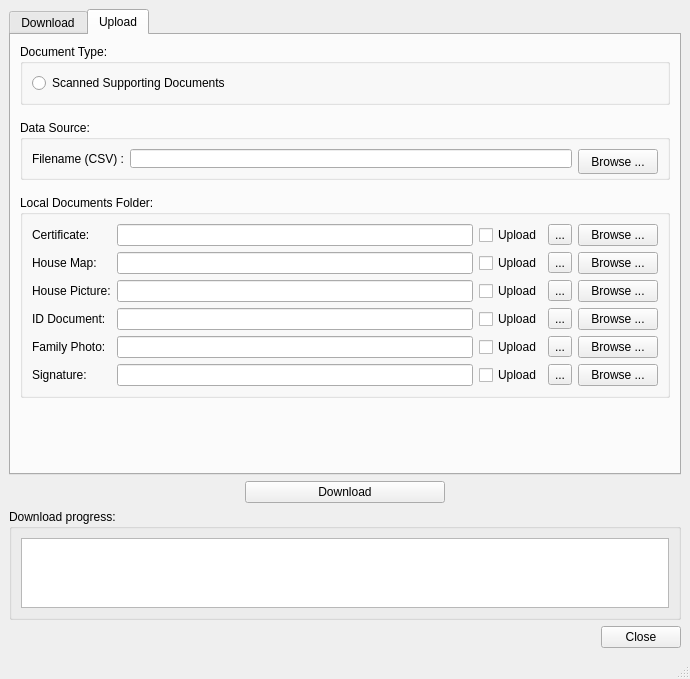
Old version of the form ui/ui_document_downloader_win.ui in the repository gltn/stdm.
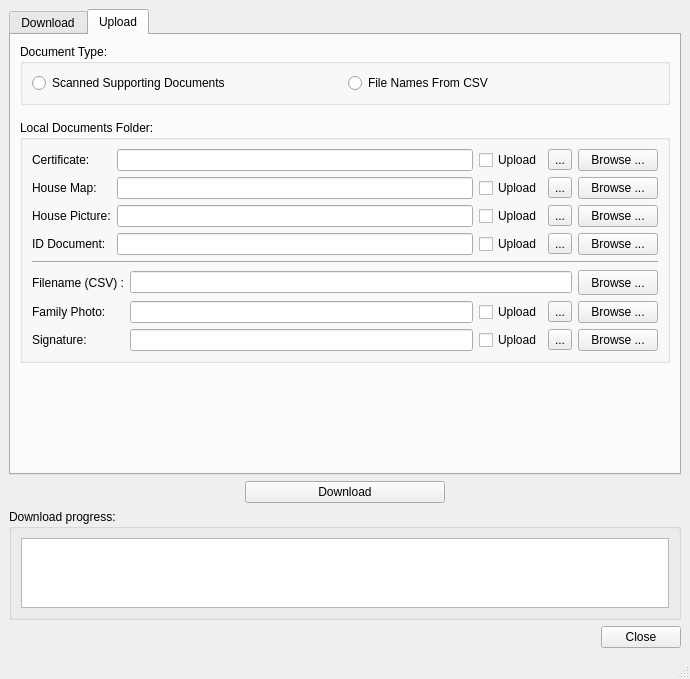
New version of the form.

Commit message: UI refactoring for uploading scanned documents.

The edit to the form file:
```diff
--- a/ui/ui_document_downloader_win.ui
+++ b/ui/ui_document_downloader_win.ui
@@ -335,47 +335,12 @@
              </property>
             </widget>
            </item>
-          </layout>
-         </widget>
-        </item>
-        <item>
-         <widget class="QGroupBox" name="groupBox_3">
-          <property name="minimumSize">
-           <size>
-            <width>0</width>
-            <height>60</height>
-           </size>
-          </property>
-          <property name="title">
-           <string>Data Source:</string>
-          </property>
-          <layout class="QHBoxLayout" name="horizontalLayout_7">
            <item>
-            <layout class="QHBoxLayout" name="horizontalLayout_6">
-             <item>
-              <widget class="QLabel" name="label_16">
-               <property name="text">
-                <string>Filename (CSV) :</string>
-               </property>
-              </widget>
-             </item>
-             <item>
-              <widget class="QLineEdit" name="edtUploadFile"/>
-             </item>
-             <item>
-              <widget class="QPushButton" name="btnUploadFile">
-               <property name="minimumSize">
-                <size>
-                 <width>0</width>
-                 <height>25</height>
-                </size>
-               </property>
-               <property name="text">
-                <string>Browse ...</string>
-               </property>
-              </widget>
-             </item>
-            </layout>
+            <widget class="QRadioButton" name="rbCSV">
+             <property name="text">
+              <string>File Names From CSV</string>
+             </property>
+            </widget>
            </item>
           </layout>
          </widget>
@@ -386,6 +351,9 @@
            <string>Local Documents Folder:</string>
           </property>
           <layout class="QVBoxLayout" name="verticalLayout_5">
+           <property name="spacing">
+            <number>6</number>
+           </property>
            <item>
             <layout class="QGridLayout" name="gridLayout">
              <item row="0" column="3">
@@ -512,68 +480,102 @@
                </property>
               </widget>
              </item>
-             <item row="4" column="0">
-              <widget class="QLabel" name="label_14">
+            </layout>
+           </item>
+           <item>
+            <widget class="Line" name="line">
+             <property name="orientation">
+              <enum>Qt::Horizontal</enum>
+             </property>
+            </widget>
+           </item>
+           <item>
+            <layout class="QGridLayout" name="gridLayout_3">
+             <item row="1" column="0">
+              <widget class="QLabel" name="label_16">
                <property name="text">
-                <string>Family Photo:</string>
+                <string>Filename (CSV) :</string>
                </property>
               </widget>
              </item>
              <item row="4" column="1">
+              <widget class="QLineEdit" name="edtScannedSignature"/>
+             </item>
+             <item row="3" column="1">
               <widget class="QLineEdit" name="edtScannedFamilyPhoto"/>
              </item>
-             <item row="4" column="3">
-              <widget class="QToolButton" name="tbScannedFamilyPhoto">
+             <item row="3" column="0">
+              <widget class="QLabel" name="label_14">
                <property name="text">
-                <string>...</string>
+                <string>Family Photo:</string>
                </property>
               </widget>
              </item>
-             <item row="4" column="4">
-              <widget class="QPushButton" name="btnScannedFamilyPhoto">
-               <property name="text">
-                <string>Browse ...</string>
-               </property>
-              </widget>
-             </item>
-             <item row="4" column="2">
+             <item row="3" column="2">
               <widget class="QCheckBox" name="cbScannedFamilyPhoto">
                <property name="text">
                 <string>Upload</string>
                </property>
               </widget>
              </item>
-             <item row="5" column="0">
+             <item row="4" column="0">
               <widget class="QLabel" name="label_15">
                <property name="text">
                 <string>Signature:</string>
                </property>
               </widget>
              </item>
-             <item row="5" column="1">
-              <widget class="QLineEdit" name="edtScannedSignature"/>
+             <item row="3" column="3">
+              <widget class="QToolButton" name="tbScannedFamilyPhoto">
+               <property name="text">
+                <string>...</string>
+               </property>
+              </widget>
              </item>
-             <item row="5" column="2">
+             <item row="3" column="4">
+              <widget class="QPushButton" name="btnScannedFamilyPhoto">
+               <property name="text">
+                <string>Browse ...</string>
+               </property>
+              </widget>
+             </item>
+             <item row="4" column="2">
               <widget class="QCheckBox" name="cbScannedSignature">
                <property name="text">
                 <string>Upload</string>
                </property>
               </widget>
              </item>
-             <item row="5" column="3">
+             <item row="4" column="3">
               <widget class="QToolButton" name="tbScannedSignature">
                <property name="text">
                 <string>...</string>
                </property>
               </widget>
              </item>
-             <item row="5" column="4">
+             <item row="4" column="4">
               <widget class="QPushButton" name="btnScannedSignature">
                <property name="text">
                 <string>Browse ...</string>
                </property>
               </widget>
              </item>
+             <item row="1" column="4">
+              <widget class="QPushButton" name="btnUploadFile">
+               <property name="minimumSize">
+                <size>
+                 <width>0</width>
+                 <height>25</height>
+                </size>
+               </property>
+               <property name="text">
+                <string>Browse ...</string>
+               </property>
+              </widget>
+             </item>
+             <item row="1" column="1" colspan="3">
+              <widget class="QLineEdit" name="edtUploadFile"/>
+             </item>
             </layout>
            </item>
           </layout>
```
The commit also changes 2 other files.
